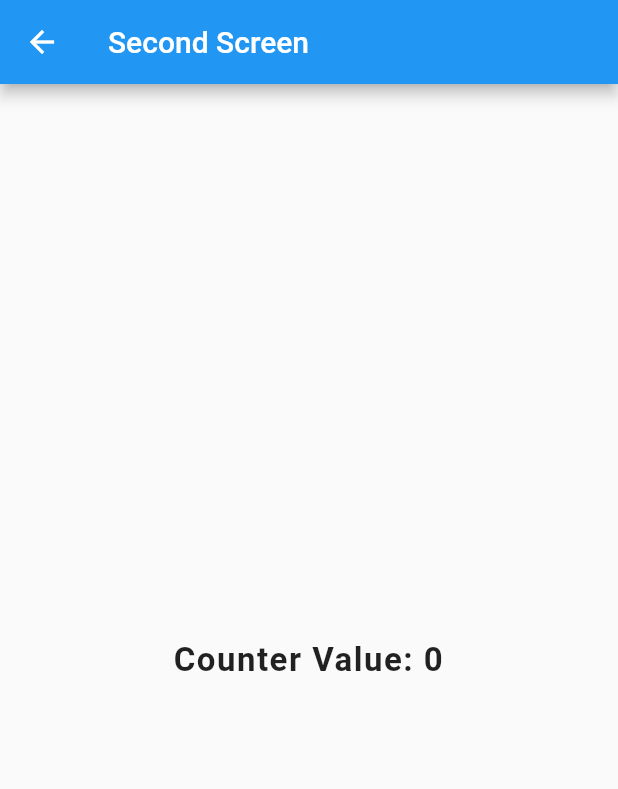
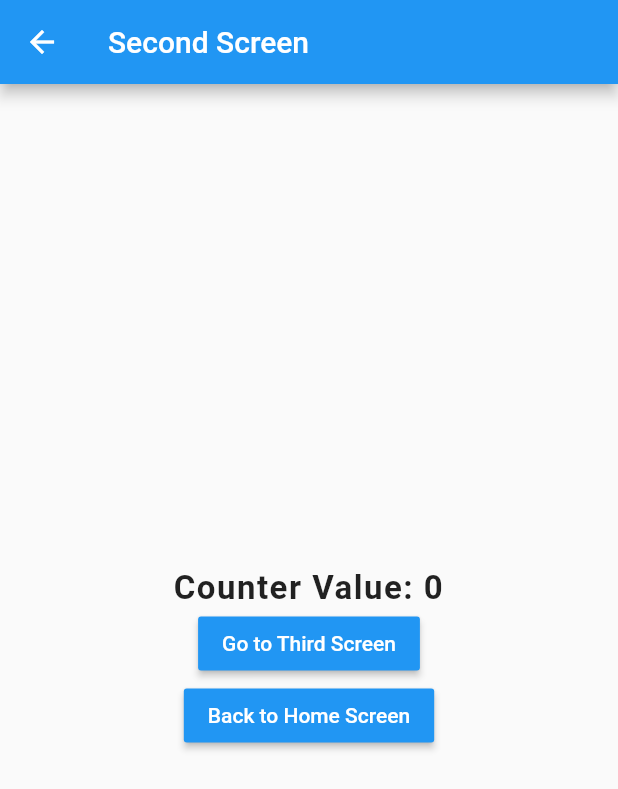
Before and after one commit to Sanakhatun/flutter_bloc_concepts, a Flutter app: the screen it shows after launch, after a tap on the "add" icon, after a tap on the "remove" icon, after a tap on "Go to Second Screen", on a phone screen of 412 x 824 dp. Shown: the top 789 px of the screen. Run offline on Flutter 3.47's test engine with Material 2 defaults, Android fonts, the phone set to English and light mode, and no system bars; our stand-ins replace bloc, flutter_bloc.

```diff
--- /dev/null
+++ b/lib/home/business_logic/blocs/home_bloc.dart
@@ -0,0 +1,4 @@
+/**
+ * @Author: Sanakhatun Shaikh
+ * @Date: 9/28/2022
+ */
--- a/lib/counter_cubit.dart
+++ b/lib/home/business_logic/cubits/counter_cubit.dart
@@ -1,6 +1,5 @@
 import 'package:bloc/bloc.dart';
-
-part 'counter_state.dart';
+import 'package:flutter_bloc_concepts/home/business_logic/cubits/counter_state.dart';
 
 class CounterCubit extends Cubit<CounterState> {
   CounterCubit() : super(CounterState(counterValue: 0));
--- a/lib/counter_state.dart
+++ b/lib/home/business_logic/cubits/counter_state.dart
@@ -1,5 +1,3 @@
-part of 'counter_cubit.dart';
-
 class CounterState {
   int counterValue;
 
--- /dev/null
+++ b/lib/home/data/dataproviders/home_api.dart
@@ -0,0 +1,4 @@
+/**
+ * @Author: Sanakhatun Shaikh
+ * @Date: 9/28/2022
+ */
--- /dev/null
+++ b/lib/home/data/models/user.dart
@@ -0,0 +1,4 @@
+/**
+ * @Author: Sanakhatun Shaikh
+ * @Date: 9/28/2022
+ */
--- /dev/null
+++ b/lib/home/data/repositories/home_repository.dart
@@ -0,0 +1,4 @@
+/**
+ * @Author: Sanakhatun Shaikh
+ * @Date: 9/28/2022
+ */
--- /dev/null
+++ b/lib/home/presentation/screens/home_screen.dart
@@ -0,0 +1,120 @@
+import 'package:flutter/material.dart';
+import 'package:flutter_bloc/flutter_bloc.dart';
+import 'package:flutter_bloc_concepts/home/business_logic/cubits/counter_state.dart';
+import 'package:flutter_bloc_concepts/home/business_logic/cubits/counter_cubit.dart';
+import 'package:flutter_bloc_concepts/home/presentation/screens/second_screen.dart';
+
+/**
+ * @Author: Sanakhatun Shaikh
+ * @Date: 9/28/2022
+ */
+
+class HomeScreen extends StatefulWidget {
+  const HomeScreen({Key? key, required this.title}) : super(key: key);
+
+  final String title;
+
+  @override
+  State<HomeScreen> createState() => _HomeScreenState();
+}
+
+class _HomeScreenState extends State<HomeScreen> {
+  ///
+  /// BlocProvider:
+  /// BlocProvider widget provides a bloc to its children (i.e Widgets).
+  // BlocProvider is used as dependency injection (DI) widget
+  // so that a single instance of a bloc can be provided to multiple widgets within a subtree.
+  ///
+  /// Key difference between BlocBuilder & BlocListener is
+  /// BlocBuilder: This builder function may be called Multiple Times Per State(due to Flutter Engine)
+  /// Re-builds the UI for every new state coming form the bloc
+  ///
+  ///
+  /// BlocListener: This listener function is called only once per state(Not including the initial state)
+  /// and The whole idea of BlocListener is - It is not responsible for building/updating the widget
+  /// like BlocBuilder does.
+  // It only listens to the state changes and performs some operation. The operation could be
+  // (Navigating to other screens when state changes, Showing Snackbar on a particular state, etc).
+  ///
+  ///
+
+  @override
+  Widget build(BuildContext context) {
+    return Scaffold(
+        appBar: AppBar(
+          title: Text(widget.title),
+        ),
+        body: Center(
+          child: Column(
+            mainAxisAlignment: MainAxisAlignment.center,
+            children: <Widget>[
+              const Text(
+                'You have pushed the button this many times:',
+              ),
+              //
+              BlocConsumer<CounterCubit, CounterState>(
+                listener: (context, state) {
+                  if (state.wasIncremented == true) {
+                    ScaffoldMessenger.of(context).showSnackBar(
+                        SnackBar(content: Text("Increment button pressed")));
+                  } else {
+                    ScaffoldMessenger.of(context).showSnackBar(
+                        SnackBar(content: Text("Decrement button pressed")));
+                  }
+                },
+                builder: (context, state) {
+                  return BlocBuilder<CounterCubit, CounterState>(
+                    builder: (context, state) {
+                      if (state.counterValue > 0) {
+                        return Text(
+                          'POSITIVE NUMBER: ${state.counterValue.toString()}',
+                          style: Theme.of(context).textTheme.headline4,
+                        );
+                      } else {
+                        return Text(
+                          'NEGATIVE NUMBER: ${state.counterValue.toString()}',
+                          style: Theme.of(context).textTheme.headline4,
+                        );
+                      }
+                    },
+                  );
+                },
+              ),
+              Row(mainAxisAlignment: MainAxisAlignment.spaceAround, children: [
+                FloatingActionButton(
+                  heroTag: null,
+                  onPressed: () {
+                    /*BlocProvider: Creates & Provides the only instance of a bloc to the subtree*/
+                    BlocProvider.of<CounterCubit>(context).increment();
+                  },
+                  tooltip: '+',
+                  child: const Icon(Icons.add),
+                ),
+                FloatingActionButton(
+                  heroTag: "btn2",
+                  onPressed: () {
+                    BlocProvider.of<CounterCubit>(context).decrement();
+                  },
+                  tooltip: '-',
+                  child: const Icon(Icons.remove),
+                ),
+              ]),
+              MaterialButton(
+                onPressed: () {
+                  Navigator.of(context).push(MaterialPageRoute(
+                      builder: (_) => BlocProvider.value(
+                            child: SecondScreen(title: "Second Screen"),
+                            value: BlocProvider.of<CounterCubit>(context),
+                          )));
+                },
+                child: Text(
+                  "Go to Second Screen",
+                  style: TextStyle(color: Colors.white),
+                ),
+                color: Colors.blue,
+              )
+            ],
+          ),
+        ));
+  }
+}
--- /dev/null
+++ b/lib/home/presentation/screens/second_screen.dart
@@ -0,0 +1,79 @@
+import 'package:flutter/material.dart';
+import 'package:flutter_bloc/flutter_bloc.dart';
+import 'package:flutter_bloc_concepts/home/business_logic/cubits/counter_state.dart';
+import 'package:flutter_bloc_concepts/home/business_logic/cubits/counter_cubit.dart';
+import 'package:flutter_bloc_concepts/home/presentation/screens/home_screen.dart';
+import 'package:flutter_bloc_concepts/home/presentation/screens/third_screen.dart';
+
+/**
+ * @Author: Sanakhatun Shaikh
+ * @Date: 9/28/2022
+ */
+
+class SecondScreen extends StatefulWidget {
+  final String title;
+
+  const SecondScreen({Key? key, required this.title}) : super(key: key);
+
+  @override
+  State<SecondScreen> createState() => _SecondScreenState();
+}
+
+class _SecondScreenState extends State<SecondScreen> {
+  @override
+  Widget build(BuildContext context) {
+    return SafeArea(
+      child: Scaffold(
+        appBar: AppBar(title: Text(widget.title)),
+        body:
+            BlocBuilder<CounterCubit, CounterState>(builder: (context, state) {
+          return Container(
+            alignment: Alignment.center,
+            child: Column(
+                mainAxisAlignment: MainAxisAlignment.center,
+                crossAxisAlignment: CrossAxisAlignment.center,
+                children: [
+                  Text(
+                    "Counter Value: ${state.counterValue}",
+                    textDirection: TextDirection.ltr,
+                    textAlign: TextAlign.center,
+                    style: TextStyle(
+                        fontSize: 22,
+                        fontWeight: FontWeight.bold,
+                        letterSpacing: 1),
+                  ),
+                  MaterialButton(
+                    onPressed: () {
+                      Navigator.of(context).push(MaterialPageRoute(
+                          builder: (_) => BlocProvider.value(
+                                child: ThirdScreen(title: "Third Screen"),
+                                value: BlocProvider.of<CounterCubit>(context),
+                              )));
+                    },
+                    child: Text(
+                      "Go to Third Screen",
+                      style: TextStyle(color: Colors.white),
+                    ),
+                    color: Colors.blue,
+                  ),
+                  MaterialButton(
+                    onPressed: () {
+                      Navigator.of(context).push(MaterialPageRoute(
+                          builder: (_) => BlocProvider.value(
+                                child: HomeScreen(title: "Home Screen"),
+                                value: BlocProvider.of<CounterCubit>(context),
+                              )));
+                    },
+                    child: Text(
+                      "Back to Home Screen",
+                      style: TextStyle(color: Colors.white),
+                    ),
+                    color: Colors.blue,
+                  )
+                ]),
+          );
+        }),
+      ),
+    );
+  }
+}
--- a/lib/main.dart
+++ b/lib/main.dart
@@ -1,7 +1,9 @@
 import 'package:flutter/material.dart';
-import 'package:flutter_bloc_concepts/counter_cubit.dart';
+import 'package:flutter_bloc_concepts/home/business_logic/cubits/counter_cubit.dart';
 import 'package:flutter_bloc/flutter_bloc.dart';
-import 'package:flutter_bloc_concepts/second_screen.dart';
+import 'package:flutter_bloc_concepts/home/presentation/screens/home_screen.dart';
+
+/*Reference: https://dhruvnakum.xyz/flutter-bloc-a-complete-guide*/
 
 void main() {
   runApp(const MyApp());
@@ -19,105 +21,8 @@ class MyApp extends StatelessWidget {
         theme: ThemeData(
           primarySwatch: Colors.blue,
         ),
-        home: const MyHomePage(title: 'Flutter Demo Home Page'),
+        home: const HomeScreen(title: 'Home Screen'),
       ),
     );
   }
 }
-
-class MyHomePage extends StatefulWidget {
-  const MyHomePage({Key? key, required this.title}) : super(key: key);
-
-  final String title;
-
-  @override
-  State<MyHomePage> createState() => _MyHomePageState();
-}
-
-class _MyHomePageState extends State<MyHomePage> {
-  ///
-  /// Key difference between BlocBuilder & BlocListener is
-  /// BlocBuilder: This builder function may be called Multiple Times Per State(due to Flutter Engine)
-  /// BlocListener: This listener function is called only once per state(Not including the initial state)
-  ///
-  ///
-  /// BlocBuilder:Re-builds the UI for every new state coming form the bloc
-  ///
-  ///
-  @override
-  Widget build(BuildContext context) {
-    return Scaffold(
-        appBar: AppBar(
-          title: Text(widget.title),
-        ),
-        body: Center(
-          child: Column(
-            mainAxisAlignment: MainAxisAlignment.center,
-            children: <Widget>[
-              const Text(
-                'You have pushed the button this many times:',
-              ),
-              //
-              BlocConsumer<CounterCubit, CounterState>(
-                listener: (context, state) {
-                  if (state.wasIncremented == true) {
-                    ScaffoldMessenger.of(context).showSnackBar(
-                        SnackBar(content: Text("Increment button pressed")));
-                  } else {
-                    ScaffoldMessenger.of(context).showSnackBar(
-                        SnackBar(content: Text("Decrement button pressed")));
-                  }
-                },
-                builder: (context, state) {
-                  return BlocBuilder<CounterCubit, CounterState>(
-                    builder: (context, state) {
-                      if (state.counterValue > 0) {
-                        return Text(
-                          'POSITIVE NUMBER: ${state.counterValue.toString()}',
-                          style: Theme.of(context).textTheme.headline4,
-                        );
-                      } else {
-                        return Text(
-                          'NEGATIVE NUMBER: ${state.counterValue.toString()}',
-                          style: Theme.of(context).textTheme.headline4,
-                        );
-                      }
-                    },
-                  );
-                },
-              ),
-              Row(mainAxisAlignment: MainAxisAlignment.spaceAround, children: [
-                FloatingActionButton(
-                  heroTag: null,
-                  onPressed: () {
-                    /*BlocProvider: Creates & Provides the only instance of a bloc to the subtree*/
-                    BlocProvider.of<CounterCubit>(context).increment();
-                  },
-                  tooltip: '+',
-                  child: const Icon(Icons.add),
-                ),
-                FloatingActionButton(
-                  heroTag: "btn2",
-                  onPressed: () {
-                    BlocProvider.of<CounterCubit>(context).decrement();
-                  },
-                  tooltip: '-',
-                  child: const Icon(Icons.remove),
-                ),
-              ]),
-              MaterialButton(
-                onPressed: () {
-                  Navigator.of(context).push(MaterialPageRoute(
-                      builder: (_) => BlocProvider.value(
-                            child: SecondScreen(title: "Second Screen"),
-                            value: BlocProvider.of<CounterCubit>(context),
-                          )));
-                },
-                child: Text("Go to Second Screen"),
-                color: Colors.blue,
-              )
-            ],
-          ),
-        ));
-  }
-}
--- /dev/null
+++ b/lib/routings/app_routes.dart
@@ -0,0 +1,4 @@
+/**
+ * @Author: Sanakhatun Shaikh
+ * @Date: 9/28/2022
+ */
--- a/lib/second_screen.dart
+++ /dev/null
@@ -1,40 +0,0 @@
-import 'package:flutter/material.dart';
-import 'package:flutter_bloc/flutter_bloc.dart';
-import 'package:flutter_bloc_concepts/counter_cubit.dart';
-
-/**
- * @Author: Sanakhatun Shaikh
- * @Date: 9/28/2022
- */
-
-class SecondScreen extends StatefulWidget {
-  final String title;
-
-  const SecondScreen({Key? key, required this.title}) : super(key: key);
-
-  @override
-  State<SecondScreen> createState() => _SecondScreenState();
-}
-
-class _SecondScreenState extends State<SecondScreen> {
-  @override
-  Widget build(BuildContext context) {
-    return SafeArea(
-      child: Scaffold(
-        appBar: AppBar(title: Text(widget.title)),
-        body: Center(
-          child: BlocBuilder<CounterCubit, CounterState>(
-              builder: (context, state) {
-            return Text(
-              "Counter Value: ${state.counterValue}",
-              textDirection: TextDirection.ltr,
-              textAlign: TextAlign.center,
-              style: TextStyle(
-                  fontSize: 22, fontWeight: FontWeight.bold, letterSpacing: 1),
-            );
-          }),
-        ),
-      ),
-    );
-  }
-}
```
Also changed, not shown: lib/home/presentation/screens/third_screen.dart (added, +64 -0 lines).
